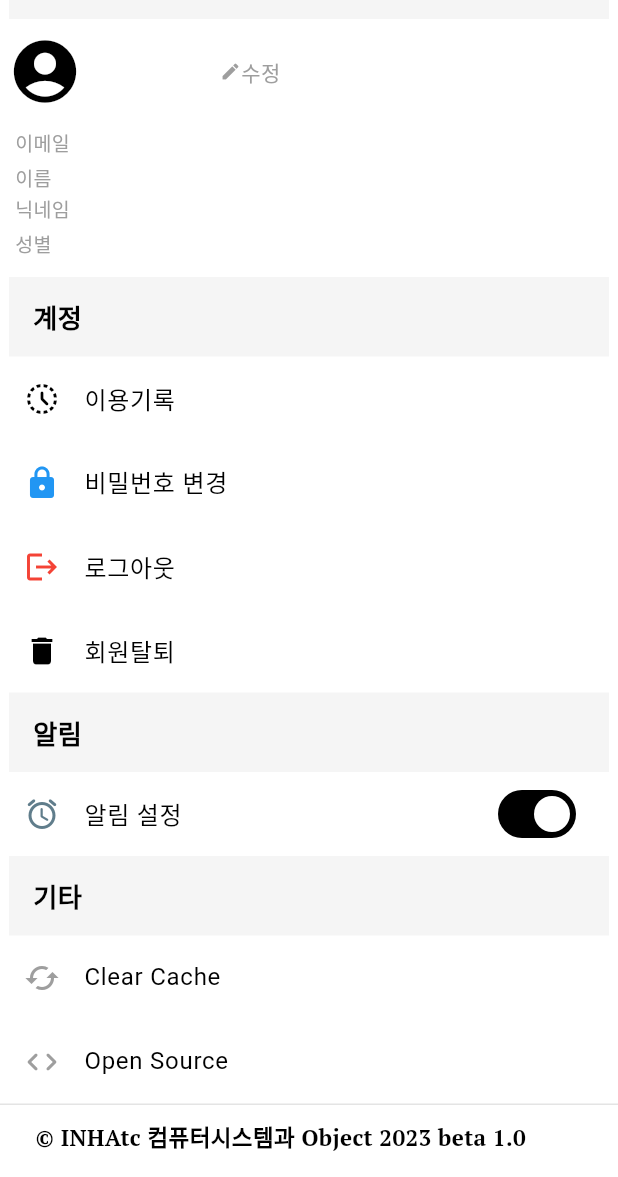
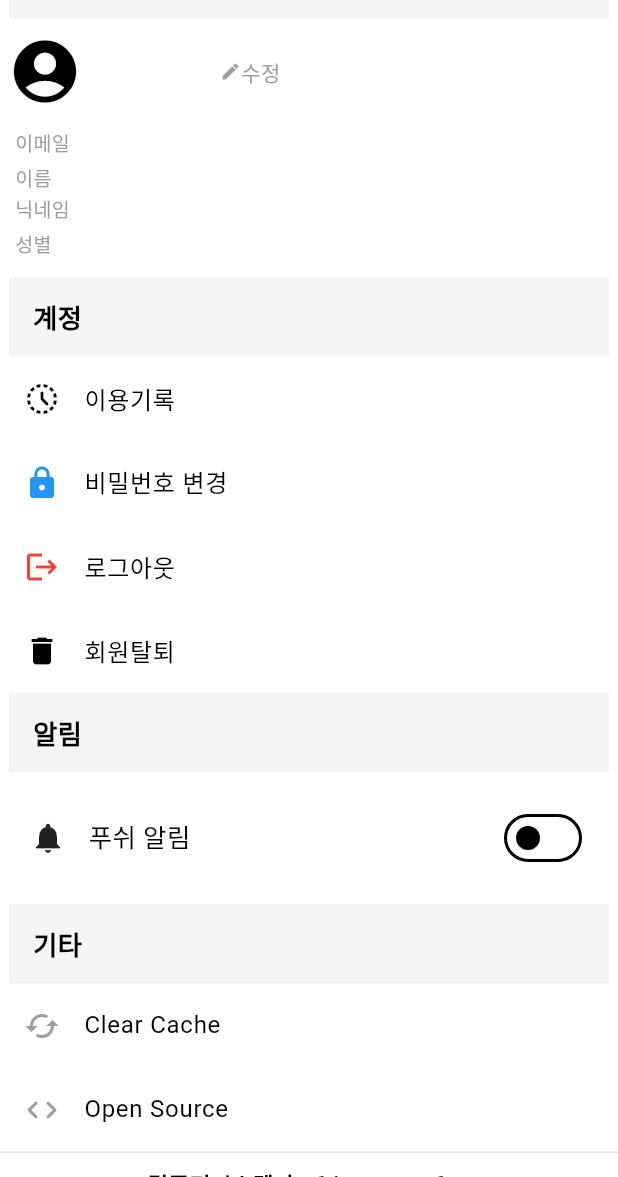
Before and after one commit to OBJECT-INHATC/INHA_CARPOOL_APP, a Flutter app: the MyPage screen opened directly, on a phone screen of 412 x 824 dp, the part 59-1236 px from its top. Run offline on Flutter 3.47's test engine with Material 2 defaults, Android fonts, the phone set to English and light mode, and no system bars; our stand-ins replace cloud_firestore, easy_localization, eva_icons_flutter, firebase_auth, firebase_core, firebase_messaging and 16 more; missing offline and left inert: app_settings, nav; accounts and stored records are empty.

Commit message:
feat(myPage) : 푸쉬 알림 설정 셋팅

```diff
--- a/inha_carpool/lib/screen/main/s_main.dart
+++ b/inha_carpool/lib/screen/main/s_main.dart
@@ -1,10 +1,8 @@
 
 import 'package:flutter/material.dart';
-import 'package:flutter_animate/flutter_animate.dart';
 import 'package:flutter_secure_storage/flutter_secure_storage.dart';
 import 'package:inha_Carpool/common/database/d_alarm_dao.dart';
 import 'package:inha_Carpool/common/extension/context_extension.dart';
-import 'package:inha_Carpool/screen/setting/f_setting.dart';
 import 'package:inha_Carpool/screen/main/tab/tab_item.dart';
 import 'package:inha_Carpool/screen/main/tab/tab_navigator.dart';
 
--- a/inha_carpool/lib/screen/main/tab/mypage/f_mypage.dart
+++ b/inha_carpool/lib/screen/main/tab/mypage/f_mypage.dart
@@ -1,25 +1,19 @@
 import 'package:flutter/material.dart';
-import 'package:flutter/cupertino.dart';
 import 'package:flutter_cache_manager/flutter_cache_manager.dart';
+import 'package:get/get_state_manager/src/rx_flutter/rx_obx_widget.dart';
 import 'package:inha_Carpool/common/common.dart';
 import 'package:inha_Carpool/common/extension/velocityx_extension.dart';
-import 'package:inha_Carpool/screen/main/tab/mypage/w_Menu.dart';
 import 'package:inha_Carpool/screen/main/tab/mypage/w_profile.dart';
 import 'package:inha_Carpool/screen/main/tab/mypage/w_recordList.dart';
 
-import 'package:inha_Carpool/common/data/preference/prefs.dart';
-import '../../../../common/theme/theme_util.dart';
-import '../../../../common/widget/w_mode_switch.dart';
-import '../../../../common/widget/w_tap.dart';
+import '../../../../common/data/preference/prefs.dart';
 import '../../../dialog/d_message.dart';
 import '../../../opensource/s_opensource.dart';
-import '../../../setting/w_switch_menu.dart';
 import 'd_changepassword.dart';
 import 'f_logout_confirmation.dart';
 import 'f_secession.dart';
+import 'notificationButton/w_switch_menu.dart';
 
-import '../../../../dto/ReportRequstDTO.dart';
-import '../../../../service/api/ApiService.dart';
 
 class MyPage extends StatefulWidget {
   const MyPage({Key? key}) : super(key: key);
@@ -49,7 +43,7 @@ class _MyPageState extends State<MyPage> {
                 color: Colors.grey[100],
                 padding: const EdgeInsets.symmetric(
                     horizontal: 16.0, vertical: 14.0), // vertical 값을 조정
-                child: Column(
+                child: const Column(
                   crossAxisAlignment: CrossAxisAlignment.stretch, // 추가
                   children: [
                     Text(
@@ -63,23 +57,23 @@ class _MyPageState extends State<MyPage> {
                 ),
               ),
               ListTile(
-                leading: Icon(
+                leading: const Icon(
                   Icons.history_toggle_off_rounded,
                   color: Colors.black,
                 ),
-                title: Text('이용기록'),
+                title: const Text('이용기록'),
                 onTap: () {
                   // 이용기록 페이지로 이동
                   Navigator.of(context).push(
-                      MaterialPageRoute(builder: (context) => recordList()));
+                      MaterialPageRoute(builder: (context) => const recordList()));
                 },
               ),
               ListTile(
-                leading: Icon(
+                leading: const Icon(
                   Icons.lock,
                   color: Colors.blue,
                 ),
-                title: Text('비밀번호 변경'),
+                title: const Text('비밀번호 변경'),
                 onTap: () {
                   // 비밀번호 변경 페이지로 이동
                   Navigator.of(context).push(
@@ -92,11 +86,11 @@ class _MyPageState extends State<MyPage> {
               ),
 
               ListTile(
-                leading: Icon(
+                leading: const Icon(
                   Icons.logout,
                   color: Colors.red,
                 ),
-                title: Text('로그아웃'),
+                title: const Text('로그아웃'),
                 onTap: () {
                   // 로그아웃 다이얼로그를 표시
                   showDialog(
@@ -109,11 +103,11 @@ class _MyPageState extends State<MyPage> {
               ),
 
               ListTile(
-                leading: Icon(
+                leading: const Icon(
                   Icons.delete,
                   color: Colors.black,
                 ),
-                title: Text('회원탈퇴'),
+                title: const Text('회원탈퇴'),
                 onTap: () {
                   // 회원탈퇴 페이지로 이동하
                   Navigator.of(context).push(
@@ -127,7 +121,7 @@ class _MyPageState extends State<MyPage> {
                 color: Colors.grey[100],
                 padding: const EdgeInsets.symmetric(
                     horizontal: 16.0, vertical: 14.0), // vertical 값을 조정
-                child: Column(
+                child: const Column(
                   crossAxisAlignment: CrossAxisAlignment.stretch,
                   children: [
                     Text(
@@ -140,25 +134,19 @@ class _MyPageState extends State<MyPage> {
                   ],
                 ),
               ),
-              ListTile(
-                leading: Icon(
-                  Icons.alarm_rounded,
-                  color: Colors.blueGrey,
+
+                Obx(
+                      () => Switchmenu('푸쉬 알림', Prefs.isPushOnRx.get(), onChanged: (isOn) {
+                    Prefs.isPushOnRx.set(isOn);
+                  }),
                 ),
-                title: Text('알림 설정'),
-                trailing: Switch(
-                  value: isEventAdsAllowed,
-                  onChanged: (value) {
-                    setState(() {
-                      isEventAdsAllowed = value;
-                    });
-                  },
-                ),
-              ),
+              //Todo : Prefs.isPushOnRx.get() 이 값은 bool 타입으로
+              //Todo : 현재 알림 설정이 off 면 false 반환 on 이면 true 반환 -상훈
+
 
               // 기타 항목
               Container(
-                margin: EdgeInsets.symmetric(horizontal: 6.0),
+                margin: const EdgeInsets.symmetric(horizontal: 6.0),
                 color: Colors.grey[100],
                 padding: const EdgeInsets.symmetric(
                     horizontal: 16.0, vertical: 14.0), // vertical 값을 조정
@@ -180,7 +168,7 @@ class _MyPageState extends State<MyPage> {
 
 
               ListTile(
-                leading: Icon(
+                leading: const Icon(
                   Icons.cached_outlined,
                   color: Colors.grey,
                 ),
@@ -195,7 +183,7 @@ class _MyPageState extends State<MyPage> {
                 },
               ),
               ListTile(
-                leading: Icon(
+                leading: const Icon(
                   Icons.code_rounded,
                   color: Colors.grey,
                 ),
--- a/inha_carpool/lib/screen/setting/w_switch_menu.dart
+++ b/inha_carpool/lib/screen/main/tab/mypage/notificationButton/w_switch_menu.dart
@@ -1,7 +1,7 @@
 import 'package:flutter/material.dart';
 import 'package:velocity_x/velocity_x.dart';
 
-import '../../common/widget/w_empty_expanded.dart';
+import '../../../../../common/widget/w_empty_expanded.dart';
 import 'w_os_switch.dart';
 
 class Switchmenu extends StatelessWidget {
@@ -15,8 +15,9 @@ class Switchmenu extends StatelessWidget {
   Widget build(BuildContext context) {
     return Row(
       children: [
-        title.text.bold.make(),
-        EmptyExpanded(),
+        Icon(Icons.notifications).pOnly(right: 15),
+        title.text.size(17).make(),
+        const EmptyExpanded(),
         OsSwitch(value: isOn, onChanged: onChanged,),
 
       ],
```
Also changed, not shown: inha_carpool/lib/screen/setting/f_setting.dart (deleted, +0 -253 lines), inha_carpool/lib/screen/main/tab/mypage/notificationButton/w_os_switch.dart (renamed from inha_carpool/lib/screen/setting/w_os_switch.dart).
